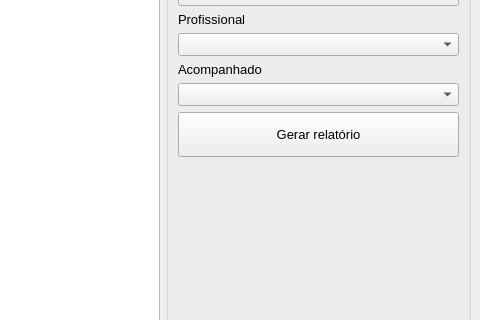
Above: tela_principal.ui from onacio/bfa before the change; both pictures show x 249 to 729 and y 175 to 495 of the 729 by 703 pixel window. Below: the same form after it.
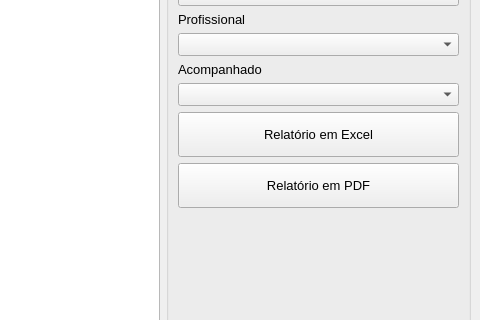
That is the form after the change. Icons and pictures are not drawn.

Commit message: melhoria no visual e criação da função de relatorio

```diff
--- a/tela_principal.ui
+++ b/tela_principal.ui
@@ -159,7 +159,7 @@
               </font>
              </property>
              <property name="text">
-              <string>Gerar relatório</string>
+              <string>Relatório em Excel</string>
              </property>
              <property name="icon">
               <iconset>
@@ -173,6 +173,29 @@
              </property>
             </widget>
            </item>
+           <item>
+            <widget class="QPushButton" name="btn_relatorio_pdf">
+             <property name="minimumSize">
+              <size>
+               <width>0</width>
+               <height>45</height>
+              </size>
+             </property>
+             <property name="text">
+              <string>Relatório em PDF</string>
+             </property>
+             <property name="icon">
+              <iconset>
+               <normaloff>img/relatorio_48.png</normaloff>img/relatorio_48.png</iconset>
+             </property>
+             <property name="iconSize">
+              <size>
+               <width>32</width>
+               <height>32</height>
+              </size>
+             </property>
+            </widget>
+           </item>
            <item>
             <spacer name="verticalSpacer">
              <property name="orientation">
```
Left out of the diff: 4 changed lines with no effect on the pictures. The commit also changes 5 other files.
